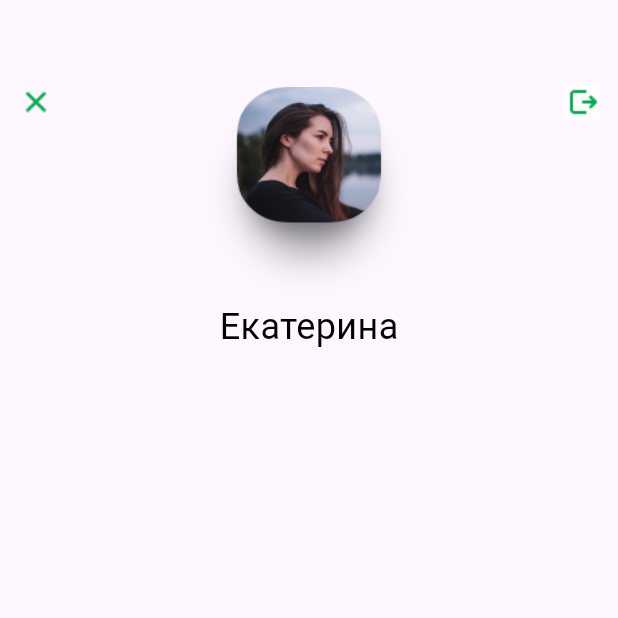
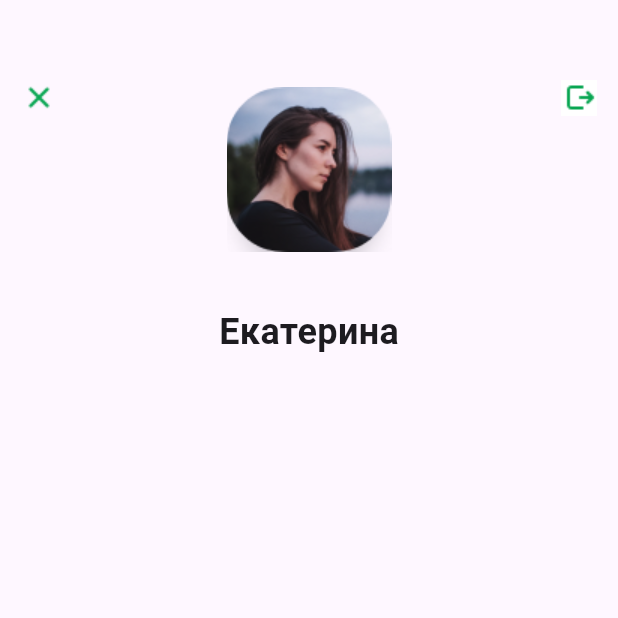
Before and after one commit to easuck/flutter-lab1, a Flutter app: the screen it shows after launch, on a phone screen of 412 x 824 dp, the top half of it. Run offline on Flutter 3.47's test engine with Material 3 defaults, Android fonts, the phone set to English and light mode, and no system bars.

Commit message:
[+] Topbar

```diff
--- a/lib/main.dart
+++ b/lib/main.dart
@@ -1,6 +1,5 @@
-import 'dart:ffi';
-
 import 'package:flutter/material.dart';
+import 'topbar.dart';
 
 void main() {
   runApp(const MyApp());
@@ -18,83 +17,22 @@ class MyApp extends StatelessWidget {
         colorScheme: ColorScheme.fromSeed(seedColor: Colors.deepPurple),
         useMaterial3: true,
       ),
-      home: MyHomePage(),
+      home: const MyHomePage(),
     );
   }
 }
 
 class MyHomePage extends StatelessWidget {
+  const MyHomePage({super.key});
+
   @override
   Widget build(BuildContext context) {
     return Scaffold(
       body: ListView(
         children: [
-          const SizedBox(height: 44),
-          Stack(
-            alignment: AlignmentDirectional.topCenter,
-            fit: StackFit.loose,
-            clipBehavior: Clip.none,
-            children: <Widget>[
-              Row(
-                mainAxisAlignment: MainAxisAlignment.spaceBetween,
-                children: [
-                  IconButton(onPressed: (){}, icon: Image.asset("assets/images/cross.png")),
-                  IconButton(onPressed: (){}, icon: Image.asset("assets/images/exit.png"))
-                ]),
-              Positioned(
-                top: 14,
-                child: ImageBanner("assets/images/woman.png", 110, 110, 38)
-              ),
-              const Positioned(
-                top: 157,
-                child: Text(
-                  "Екатерина",
-                  textAlign: TextAlign.center,
-                  style: TextStyle(
-                  color: Colors.black,
-                  fontSize: 24,
-                  ),
-                )
-              )
-            ]
-          ),
-          const SizedBox(height: 14)
-        ]
+          topbar()
+        ],
       )
     );
   }
 }
-
-class ImageBanner extends StatelessWidget {
-  final String assetPath;
-  final double width;
-  final double height;
-  final double borderRadius;
-
-  ImageBanner(this.assetPath, this.width, this.height, this.borderRadius);
-
-  @override
-  Widget build(BuildContext context) {
-    return Container(
-      width: width,
-      height: height,
-      decoration: ShapeDecoration(
-          image: DecorationImage(
-              image: AssetImage(assetPath),
-              fit: BoxFit.fill,
-          ),
-          shape: RoundedRectangleBorder(
-              borderRadius: BorderRadius.circular(borderRadius),
-          ),
-          shadows: [
-              BoxShadow(
-                  color: Color(0x7A1D1D25),
-                  blurRadius: 24,
-                  offset: Offset(0, 16),
-                  spreadRadius: -16,
-              )
-          ],
-      ),
-    );
-  }
-}
--- /dev/null
+++ b/lib/topbar.dart
@@ -0,0 +1,46 @@
+import 'package:flutter/material.dart';
+
+Widget topbar(){
+  return Stack(
+    children: [
+      Positioned(
+        top: 53,
+        left: 14,
+        height: 24,
+        width: 24,
+        child: Image.asset("assets/images/cross.png")
+      ),
+      Positioned(
+        top: 53,
+        right: 14,
+        height: 24,
+        width: 24,
+        child: Image.asset("assets/images/exit.png")
+      ),
+      Center(
+        child: Column(children: <Widget>[
+          Padding(
+            padding: const EdgeInsets.only(top: 58, bottom: 36),
+            child: Container(
+              width: 110,
+              height: 110,
+              decoration: const BoxDecoration(
+                image: DecorationImage(
+                  image: AssetImage('assets/images/woman.png'),
+                  fit: BoxFit.fill,
+                ),
+              ),
+            ),
+          ),
+          const Text(
+            "Екатерина",
+            style: TextStyle(
+                fontSize: 24,
+                fontWeight: FontWeight.w700,
+            ),
+          ),
+        ])
+      )
+    ]
+  );
+}
```
Also changed, not shown: assets/images/woman.png.
